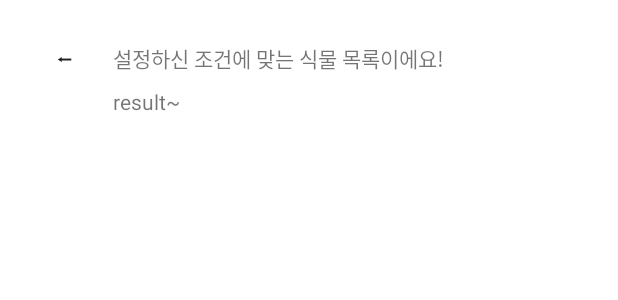
After one commit to nijuy/chlorophyll, an Android app: the layout fragment_result.xml on its own in the app's theme, with its tools: preview values and no code run, on a phone screen of 412 x 824 dp. The commit adds this screen. Shown: the top 300 px of the screen. Run offline under Robolectric (Android 15) with nearby library versions, the phone set to English and light mode, and no system bars.

Commit message:
추천 페이지 수정 + 결과 페이지 추가

```diff
--- a/app/src/main/java/com/example/myapplication/search/FragmentSearch.java
+++ b/app/src/main/java/com/example/myapplication/search/FragmentSearch.java
@@ -22,8 +22,8 @@ public class FragmentSearch extends Fragment {
     public View onCreateView(@NonNull LayoutInflater inflater, @Nullable ViewGroup container, @Nullable Bundle savedInstanceState) {
         view = inflater.inflate(R.layout.fragment_search, container,false);
         FragmentRecommend rec = new FragmentRecommend();
+        Button btnRecommend = view.findViewById(R.id.button); //추천 페이지로 가는 버튼 초기화
 
-        Button btnRecommend = view.findViewById(R.id.button); //추천 페이지로 가는 버튼 초기화
         btnRecommend.setOnClickListener(view -> {
             FragmentTransaction ft = getChildFragmentManager().beginTransaction();
             ft.replace(R.id.fragment_search, rec);
@@ -33,7 +33,6 @@ public class FragmentSearch extends Fragment {
             //getChildFragmentManager().beginTransaction().replace(R.id.search_frame, rec).commit();
             //위처럼 한 줄로 해도 되는데 애니메이션 넣고 싶어서 ft 선언해서 함 (나중에 바꿀 수 있나 찾아보기)
         });
-
         return view;
     }
 }
--- /dev/null
+++ b/app/src/main/res/layout/fragment_result.xml
@@ -0,0 +1,49 @@
+<?xml version="1.0" encoding="utf-8"?>
+<androidx.constraintlayout.widget.ConstraintLayout xmlns:android="http://schemas.android.com/apk/res/android"
+    xmlns:app="http://schemas.android.com/apk/res-auto"
+    xmlns:tools="http://schemas.android.com/tools"
+    android:id="@+id/fragment_result"
+    android:layout_width="match_parent"
+    android:layout_height="match_parent"
+    android:background="@color/white">
+
+    <FrameLayout
+        android:id="@+id/result_frame"
+        android:layout_width="match_parent"
+        android:layout_height="match_parent">
+
+        <TextView
+            android:id="@+id/announcementText"
+            android:layout_width="wrap_content"
+            android:layout_height="wrap_content"
+            android:layout_marginStart="75dp"
+            android:layout_marginTop="28dp"
+            android:layout_marginEnd="19dp"
+            android:text="@string/announcementText" />
+
+        <Button
+            android:id="@+id/btn_goRecommend"
+            android:layout_width="54dp"
+            android:layout_height="35dp"
+            android:layout_marginStart="16dp"
+            android:layout_marginTop="19dp"
+            android:layout_marginEnd="19dp"
+            android:background="#00ff0000"
+            android:text="@string/btn_goRecommend"
+            app:layout_constraintEnd_toStartOf="@+id/announcementText"
+            app:layout_constraintStart_toStartOf="parent"
+            app:layout_constraintTop_toTopOf="parent" />
+
+        <TextView
+            android:id="@+id/queryText"
+            android:layout_width="wrap_content"
+            android:layout_height="wrap_content"
+            android:layout_marginStart="75dp"
+            android:layout_marginTop="58dp"
+            android:layout_marginEnd="19dp"
+            android:text="@string/queryText" />
+
+    </FrameLayout>
+
+
+</androidx.constraintlayout.widget.ConstraintLayout>
--- a/app/src/main/res/values/strings.xml
+++ b/app/src/main/res/values/strings.xml
@@ -5,8 +5,9 @@
     <string name="title_plan">Plan</string>
     <string name="title_add_plant">AddPlant</string>
 
+    <!-- 추천 페이지 -->
     <string name="btn_recommend">나한테 꼭 맞는 식물 추천 받으러 가기!</string>
-    <string name="btn_goSearch">검색으로 돌아가기</string>
+    <string name="btn_goSearch">⬅</string>
     <string name="recommendText">다양한 조건 설정으로 내 상황에 딱 맞는 식물을 추천 받아보세요!\n</string>
 
     <string name="condition1">식물을 키우는 용도는 무엇인가요?</string>
@@ -52,4 +53,10 @@
 
     <string name="btn_getResult">결과 보기</string>
     <string name="filteringCondition">최종조건</string>
+
+
+    <!-- 결과 페이지 -->
+    <string name="announcementText">설정하신 조건에 맞는 식물 목록이에요!</string>
+    <string name="btn_goRecommend">⬅</string>
+    <string name="queryText">result~</string>
 </resources>
```
Also changed, not shown: app/src/main/java/com/example/myapplication/recommend/FragmentRecommend.java (+22 -16 lines), app/src/main/java/com/example/myapplication/recommend/FragmentResult.java (added, +51 -0 lines), app/src/main/res/layout/fragment_recommend.xml (+3 -11 lines).
